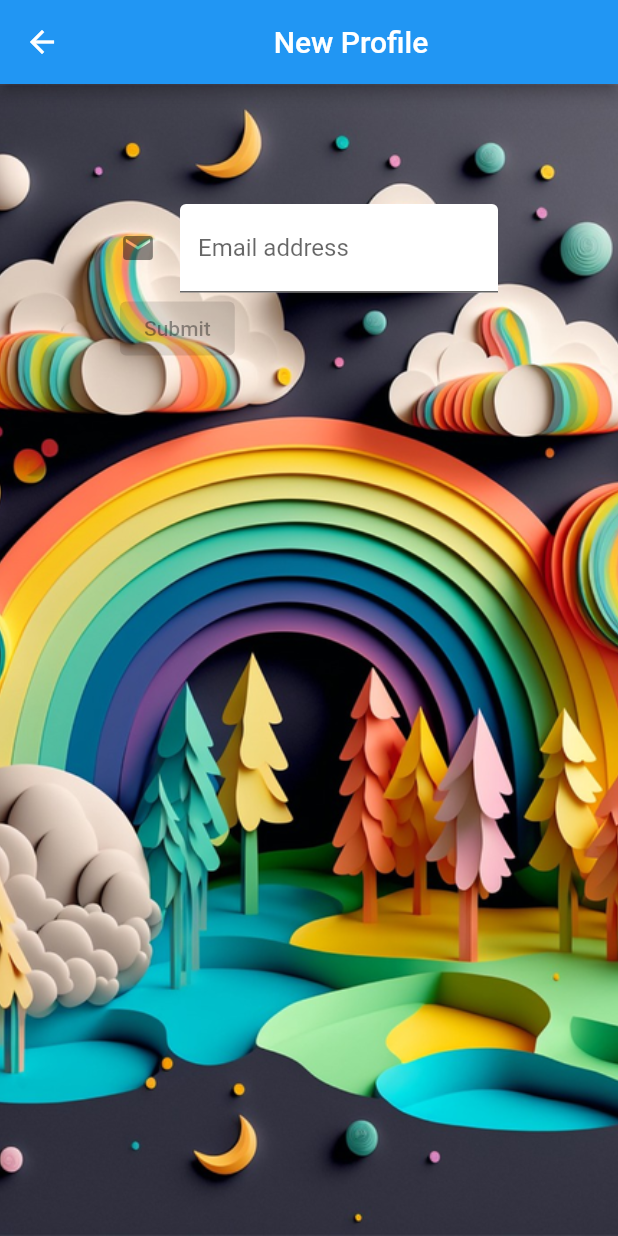
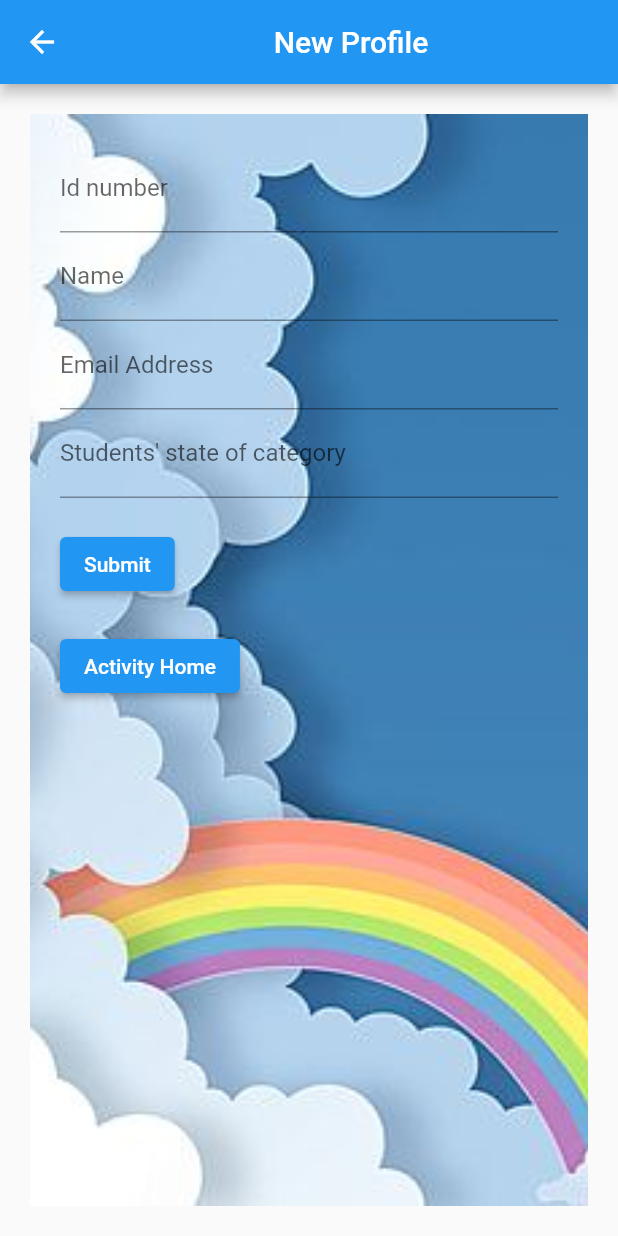
Before and after one commit to RFRanasinghe/desktopCatchMeHigherApplication, a Flutter app: the NewProfile screen opened by its route, on a phone screen of 412 x 824 dp. Run offline on Flutter 3.47's test engine with Material 2 defaults, Android fonts, the phone set to English and light mode, and no system bars; missing offline and left inert: dart:js.

Commit message:
changed form content in newprofile page

```diff
--- a/lib/newprofile.dart
+++ b/lib/newprofile.dart
@@ -11,6 +11,11 @@ class NewProfile extends StatefulWidget {
 class _NewProfileState extends State<NewProfile> {
   final _formKey = GlobalKey<FormState>();
 
+  //String _name;
+  //String _email;
+  //String _idNumber;
+  //String _stateOfCategory;
+
   @override
   Widget build(BuildContext context) {
     return Scaffold(
@@ -19,41 +24,95 @@ class _NewProfileState extends State<NewProfile> {
           child: Text("New Profile"),
         ),
       ),
-      body: Container(
+      body: Center(
+        child: Container(
+          margin: EdgeInsets.all(20.0),
           alignment: Alignment.center,
           decoration: BoxDecoration(
             image: DecorationImage(
-            image: AssetImage('images/tree.png'),
+              image: AssetImage('images/rainbow.jpg'),
               fit: BoxFit.cover,
             ),
           ),
           child: Padding(
-          padding: const EdgeInsets.all(80.0),
-          child: ListView(children: [
-            Form(
+            padding: EdgeInsets.all(20.0),
+            child: Form(
               key: _formKey,
               child: Column(
                 crossAxisAlignment: CrossAxisAlignment.start,
-                children: <Widget>[
+                children: [
                   TextFormField(
-                    decoration: const InputDecoration(
-                      icon: const Icon(Icons.email),
-                      hintText: 'Enter your email address',
-                      labelText: 'Email address',
-                      fillColor: Colors.white,
-                      filled: true,
+                    decoration: InputDecoration(
+                      labelText: 'Id number',
+                    ),
+                    validator: (value) {
+                      if (value == '') {
+                        return 'Please enter your id number';
+                      }
+                      return null;
+                    },
+                    onSaved: (value) {
+                      //_name = value;
+                    },
+                  ),
+                  TextFormField(
+                    decoration: InputDecoration(
+                      labelText: 'Name',
+                    ),
+                    validator: (value) {
+                      if (value == '') {
+                        return 'Please enter your name';
+                      }
+                      return null;
+                    },
+                    onSaved: (value) {},
+                  ),
+                  TextFormField(
+                    decoration: InputDecoration(
+                      labelText: 'Email Address',
+                    ),
+                    validator: (value) {
+                      if (value == '') {
+                        return 'Please enter your email Address';
+                      }
+                      return null;
+                    },
+                    onSaved: (value) {},
+                  ),
+                  TextFormField(
+                    decoration: InputDecoration(
+                      labelText: "Students' state of category",
+                    ),
+                    validator: (value) {
+                      if (value == '') {
+                        return 'Please enter the current state of the student';
+                      }
+                      return null;
+                    },
+                    onSaved: (value) {},
+                  ),
+                  Padding(
+                    padding: EdgeInsets.symmetric(vertical: 20.0),
+                    child: ElevatedButton(
+                      onPressed: () {
+                        //if (_formKey.currentState.validate()) {
+                        //_formKey.currentState.save();
+                        ///// TODO: submit form data
+                        //}
+                      },
+                      child: Text("Submit"),
                     ),
                   ),
-                  new Container(
-                    child: new ElevatedButton(
-                      child: const Text('Submit'),
-                      onPressed: null,
-                    ),
+                  ElevatedButton(
+                    onPressed: () {
+                      Navigator.pushNamed(context, 'activityHome');
+                    },
+                    child: Text("Activity Home"),
                   ),
                 ],
               ),
             ),
-          ]),
+          ),
         ),
       ),
     );
```
Also changed, not shown: lib/colorFilling.dart (+26 -4 lines), lib/colorSelection.dart (+21 -5 lines), pubspec.lock. Lines whose indentation alone changed are shown as unchanged.
